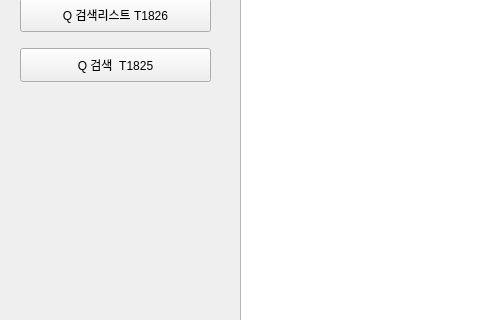
multizone-quant/xing-api, file xing_sample_ui.ui: the form before one commit; both pictures show x 0 to 480 and y 152 to 472 of the 825 by 739 pixel window.
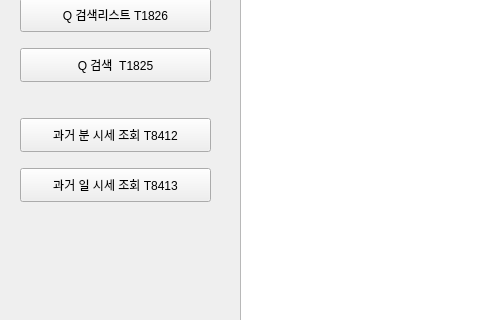
The form after the commit.

Diff of the .ui file:
```diff
--- a/xing_sample_ui.ui
+++ b/xing_sample_ui.ui
@@ -75,6 +75,32 @@
     <string>주문체결상태 T0425</string>
    </property>
   </widget>
+  <widget class="QPushButton" name="pushButton_q_query_1829">
+   <property name="geometry">
+    <rect>
+     <x>20</x>
+     <y>270</y>
+     <width>191</width>
+     <height>34</height>
+    </rect>
+   </property>
+   <property name="text">
+    <string>과거 분 시세 조회 T8412</string>
+   </property>
+  </widget>
+  <widget class="QPushButton" name="pushButton_q_query_1830">
+   <property name="geometry">
+    <rect>
+     <x>20</x>
+     <y>320</y>
+     <width>191</width>
+     <height>34</height>
+    </rect>
+   </property>
+   <property name="text">
+    <string>과거 일 시세 조회 T8413</string>
+   </property>
+  </widget>
  </widget>
  <resources/>
  <connections>
```
Left out of the diff: 34 changed lines with no effect on the pictures.
